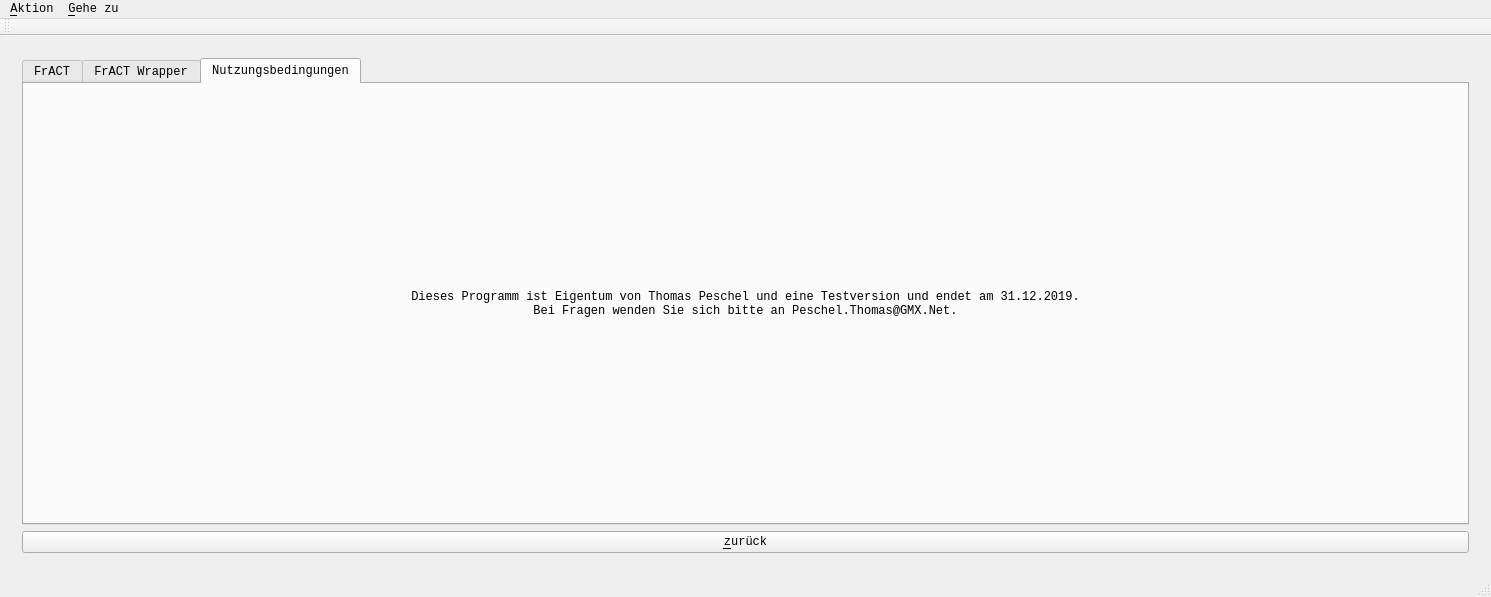
The window that mainwindow.ui (TPeschel/FrACTWrapper) describes before a commit, drawn with Qt 5.
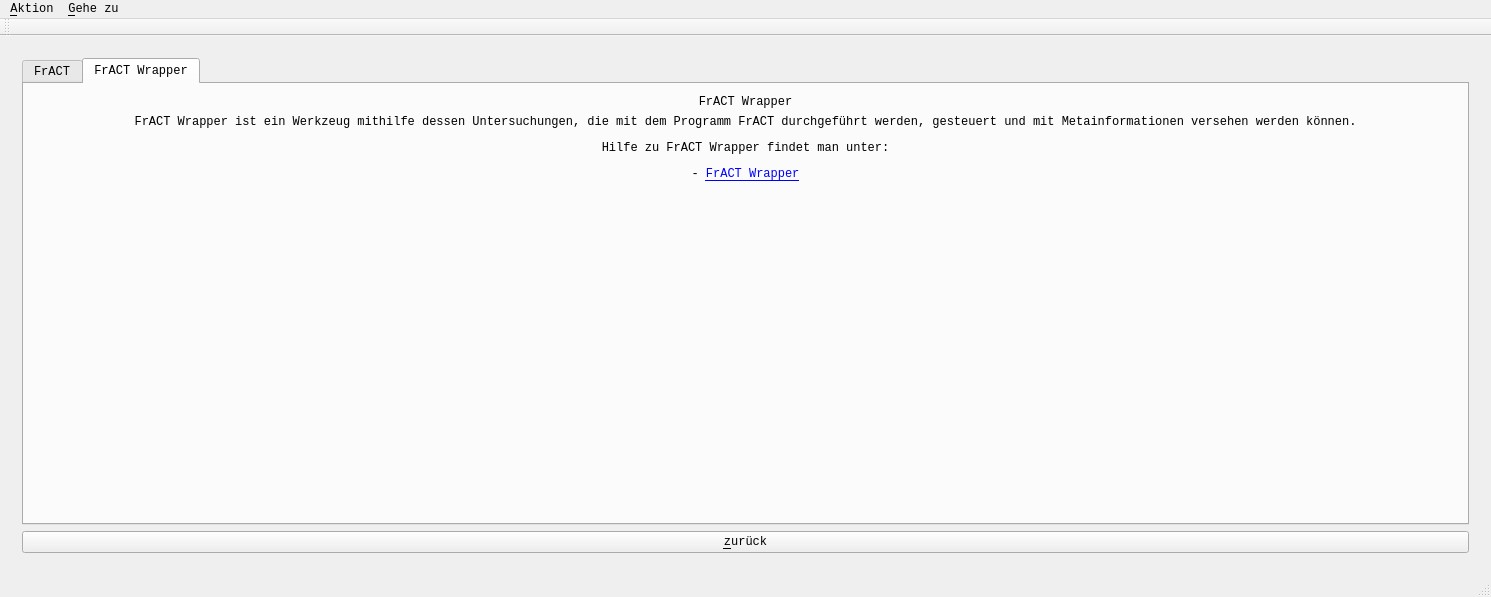
The same window after the commit. The open tabs and pages were chosen to show the change.

Commit message: delete license

```diff
--- a/mainwindow.ui
+++ b/mainwindow.ui
@@ -1351,10 +1351,17 @@
       </widget>
       <widget class="QWidget" name="pageHelp">
        <layout class="QGridLayout" name="gridLayout_5">
+        <item row="1" column="0">
+         <widget class="QPushButton" name="pushButtonBackFromHelp">
+          <property name="text">
+           <string>&amp;zurück</string>
+          </property>
+         </widget>
+        </item>
         <item row="0" column="0">
          <widget class="QTabWidget" name="tabWidgetHelp">
           <property name="currentIndex">
-           <number>2</number>
+           <number>1</number>
           </property>
           <widget class="QWidget" name="tabHelpFract">
            <attribute name="title">
@@ -1451,37 +1458,6 @@
             </item>
            </layout>
           </widget>
-          <widget class="QWidget" name="tabLicense">
-           <attribute name="title">
-            <string>Nutzungsbedingungen</string>
-           </attribute>
-           <layout class="QGridLayout" name="gridLayout_13">
-            <item row="0" column="0">
-             <widget class="QLabel" name="label">
-              <property name="layoutDirection">
-               <enum>Qt::LeftToRight</enum>
-              </property>
-              <property name="text">
-               <string>Dieses Programm ist Eigentum von Thomas Peschel und eine Testversion und endet am 31.12.2019.
-Bei Fragen wenden Sie sich bitte an Peschel.Thomas@GMX.Net.</string>
-              </property>
-              <property name="alignment">
-               <set>Qt::AlignCenter</set>
-              </property>
-              <property name="wordWrap">
-               <bool>true</bool>
-              </property>
-             </widget>
-            </item>
-           </layout>
-          </widget>
-         </widget>
-        </item>
-        <item row="1" column="0">
-         <widget class="QPushButton" name="pushButtonBackFromHelp">
-          <property name="text">
-           <string>&amp;zurück</string>
-          </property>
          </widget>
         </item>
        </layout>
```
The commit also changes 2 other files.
